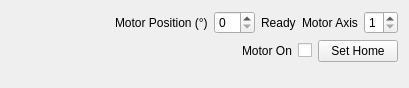
Old version of the form InstsAndQt/NewportMotorDriver/UIs/axisPanel.ui in the repository SherwinGroup/InstrumentLibrary-yolo.
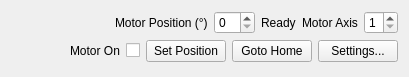
New version of the form. Custom widgets are drawn as their Qt base class.

Commit message: Added set position to ESP

```diff
--- a/InstsAndQt/NewportMotorDriver/UIs/axisPanel.ui
+++ b/InstsAndQt/NewportMotorDriver/UIs/axisPanel.ui
@@ -7,7 +7,7 @@
     <x>0</x>
     <y>0</y>
     <width>409</width>
-    <height>88</height>
+    <height>77</height>
    </rect>
   </property>
   <property name="windowTitle">
@@ -97,7 +97,21 @@
      <item>
       <widget class="QPushButton" name="bSetHome">
        <property name="text">
-        <string>Set Home</string>
+        <string>Set Position</string>
+       </property>
+      </widget>
+     </item>
+     <item>
+      <widget class="QPushButton" name="bGoHome">
+       <property name="text">
+        <string>Goto Home</string>
+       </property>
+      </widget>
+     </item>
+     <item>
+      <widget class="QPushButton" name="bSettings">
+       <property name="text">
+        <string>Settings...</string>
        </property>
       </widget>
      </item>
```
Left out of the diff: 2 changed lines with no effect on the pictures. The commit also changes 5 other files.
